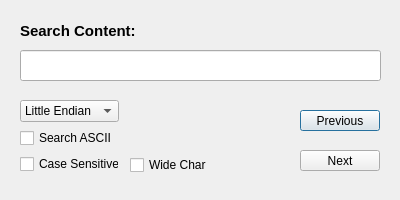
The window that Window/Search/SearchDialog.ui (stephan-zhuchen/BIOS-Viewer) describes before a commit, drawn with Qt 5.
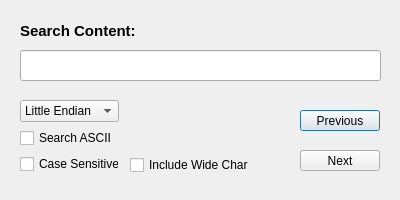
The same window after the commit. Icons and pictures are not drawn.

What changed in the file:
```diff
--- a/Window/Search/SearchDialog.ui
+++ b/Window/Search/SearchDialog.ui
@@ -149,12 +149,12 @@
     <rect>
      <x>130</x>
      <y>155</y>
-     <width>91</width>
+     <width>131</width>
      <height>20</height>
     </rect>
    </property>
    <property name="text">
-    <string>Wide Char</string>
+    <string>Include Wide Char</string>
    </property>
   </widget>
  </widget>
```
Left out of the diff: 4 changed lines with no effect on the pictures.
